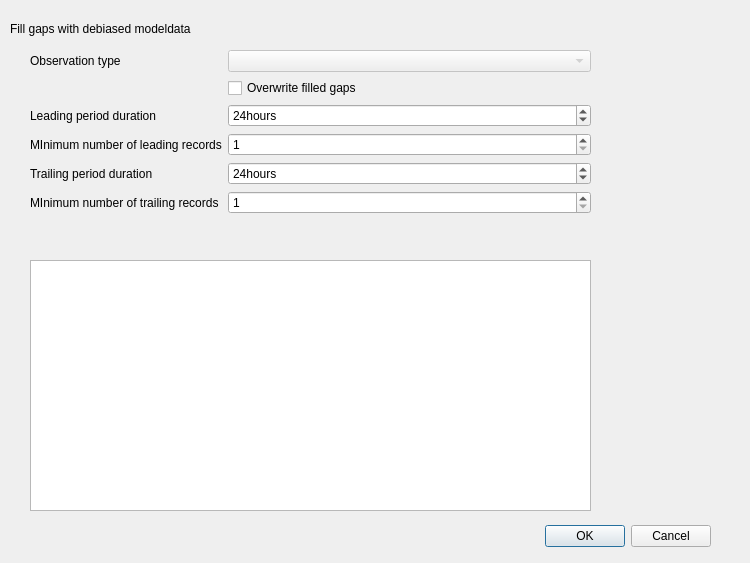
First picture: the form in metobs_gui/gf_page/debias_modeldata_settings_dialog.ui, repository vergauwenthomas/MetObs_GUI, before the edit.
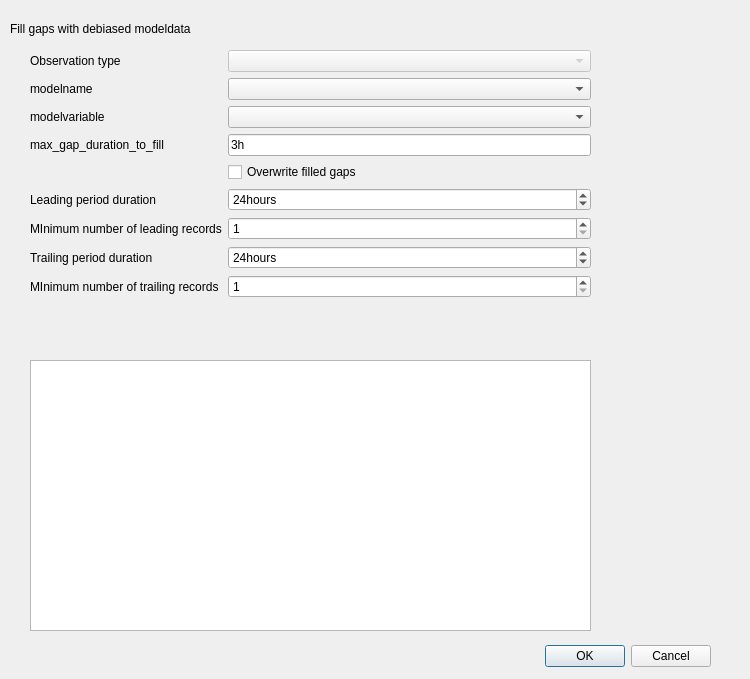
Second picture: the form after the edit.

Diff of the .ui file:
```diff
--- a/metobs_gui/gf_page/debias_modeldata_settings_dialog.ui
+++ b/metobs_gui/gf_page/debias_modeldata_settings_dialog.ui
@@ -6,8 +6,8 @@
    <rect>
     <x>0</x>
     <y>0</y>
-    <width>750</width>
-    <height>563</height>
+        <width>750</width>
+        <height>679</height>
    </rect>
   </property>
   <property name="windowTitle">
@@ -17,7 +17,7 @@
    <property name="geometry">
     <rect>
      <x>90</x>
-     <y>520</y>
+      <y>640</y>
      <width>621</width>
      <height>32</height>
     </rect>
@@ -48,7 +48,7 @@
      <x>30</x>
      <y>50</y>
      <width>561</width>
-     <height>211</height>
+      <height>311</height>
     </rect>
    </property>
    <layout class="QFormLayout" name="formLayout">
@@ -66,21 +66,55 @@
       </property>
      </widget>
     </item>
+    <item row="1" column="0">
+     <widget class="QLabel" name="label_modelname">
+      <property name="text">
+       <string>modelname</string>
+      </property>
+     </widget>
+    </item>
     <item row="1" column="1">
+     <widget class="QComboBox" name="modelnamespinner"/>
+    </item>
+    <item row="2" column="0">
+     <widget class="QLabel" name="label_modelvariable">
+      <property name="text">
+       <string>modelvariable</string>
+      </property>
+     </widget>
+    </item>
+    <item row="2" column="1">
+     <widget class="QComboBox" name="modelvariablespinner"/>
+    </item>
+    <item row="3" column="0">
+     <widget class="QLabel" name="label_maxgap">
+      <property name="text">
+       <string>max_gap_duration_to_fill</string>
+      </property>
+     </widget>
+    </item>
+    <item row="3" column="1">
+     <widget class="QLineEdit" name="max_gap_duration">
+      <property name="text">
+       <string>3h</string>
+      </property>
+     </widget>
+    </item>
+    <item row="4" column="1">
      <widget class="QCheckBox" name="overwrite_box">
       <property name="text">
        <string>Overwrite filled gaps</string>
       </property>
      </widget>
     </item>
-    <item row="2" column="0">
+    <item row="5" column="0">
      <widget class="QLabel" name="label_3">
       <property name="text">
        <string>Leading period duration</string>
       </property>
      </widget>
     </item>
-    <item row="2" column="1">
+    <item row="5" column="1">
      <widget class="QSpinBox" name="lead_duration">
       <property name="suffix">
        <string>hours</string>
@@ -96,14 +130,14 @@
       </property>
      </widget>
     </item>
-    <item row="3" column="0">
+    <item row="6" column="0">
      <widget class="QLabel" name="label_4">
       <property name="text">
        <string>MInimum number of leading records</string>
       </property>
      </widget>
     </item>
-    <item row="3" column="1">
+    <item row="6" column="1">
      <widget class="QSpinBox" name="n_lead">
       <property name="minimum">
        <number>1</number>
@@ -116,7 +150,7 @@
       </property>
      </widget>
     </item>
-    <item row="4" column="1">
+    <item row="7" column="1">
      <widget class="QSpinBox" name="trail_duration">
       <property name="suffix">
        <string>hours</string>
@@ -132,7 +166,7 @@
       </property>
      </widget>
     </item>
-    <item row="5" column="1">
+    <item row="8" column="1">
      <widget class="QSpinBox" name="n_trail">
       <property name="minimum">
        <number>1</number>
@@ -145,14 +179,14 @@
       </property>
      </widget>
     </item>
-    <item row="4" column="0">
+    <item row="7" column="0">
      <widget class="QLabel" name="label_6">
       <property name="text">
        <string>Trailing period duration</string>
       </property>
      </widget>
     </item>
-    <item row="5" column="0">
+    <item row="8" column="0">
      <widget class="QLabel" name="label_5">
       <property name="text">
        <string>MInimum number of trailing records</string>
@@ -165,9 +199,9 @@
    <property name="geometry">
     <rect>
      <x>30</x>
-     <y>260</y>
+      <y>360</y>
      <width>561</width>
-     <height>251</height>
+      <height>271</height>
     </rect>
    </property>
   </widget>
```
